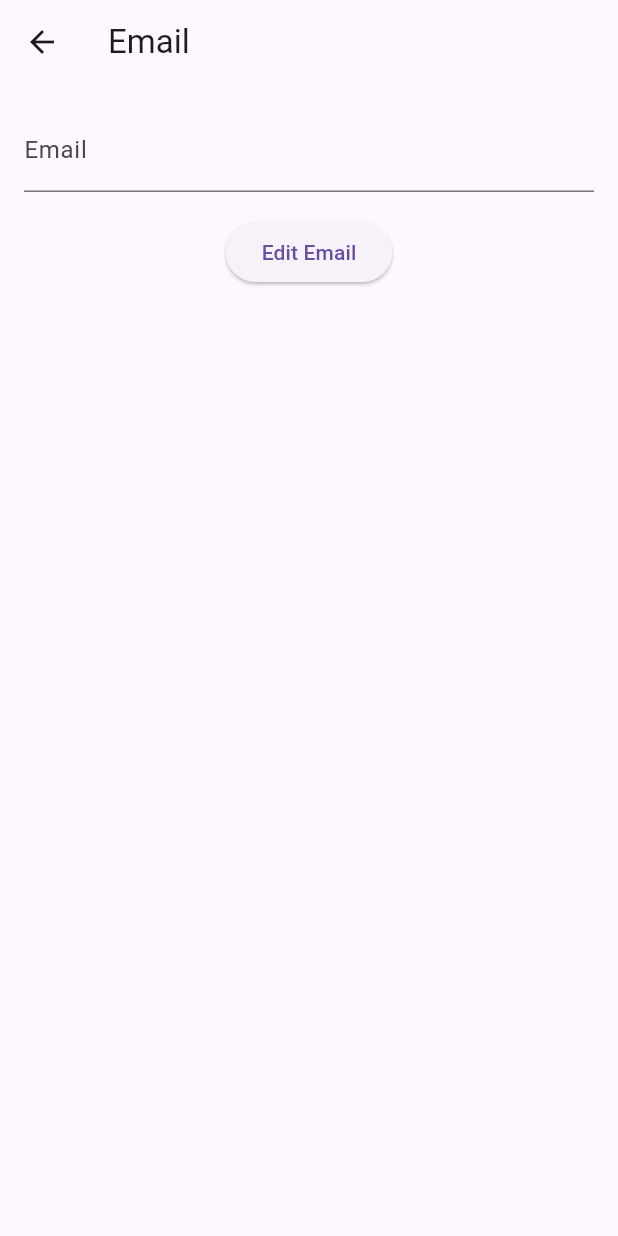
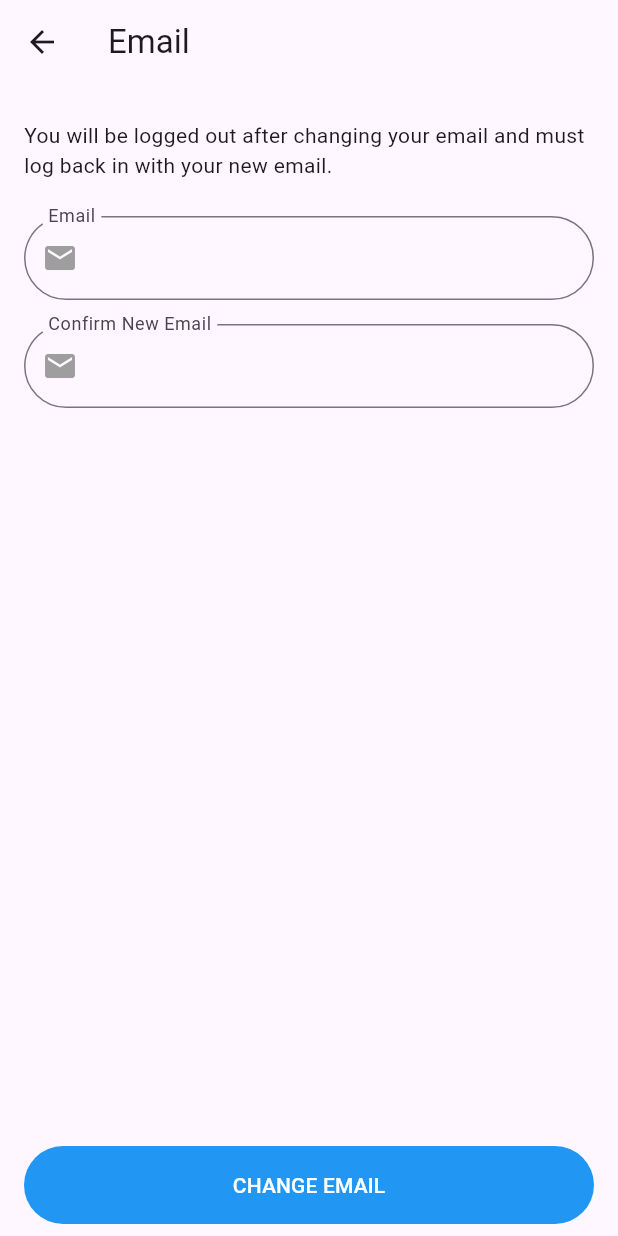
Before and after one commit to almanza1112/thesalesgong, a Flutter app: the EmailPage screen opened by its route, on a phone screen of 412 x 824 dp. Run offline on Flutter 3.47's test engine with Material 3 defaults, Android fonts, the phone set to English and light mode, and no system bars; our stand-ins replace cloud_firestore, firebase_auth, firebase_core, firebase_messaging, flutter_secure_storage; accounts and stored records are empty.

Commit message:
updating email applied

```diff
--- a/lib/menu/email_page.dart
+++ b/lib/menu/email_page.dart
@@ -1,5 +1,8 @@
+import 'package:firebase_auth/firebase_auth.dart';
 import 'package:flutter/material.dart';
+import 'package:flutter_secure_storage/flutter_secure_storage.dart';
 import 'package:http/http.dart' as http;
+import 'package:thesalesgong/globals.dart' as globals;
 
 class EmailPage extends StatefulWidget {
   const EmailPage({Key? key}) : super(key: key);
@@ -9,30 +12,65 @@ class EmailPage extends StatefulWidget {
 }
 
 class _EmailPageState extends State<EmailPage> {
-  TextEditingController _emailController = TextEditingController();
+  final _formKey = GlobalKey<FormState>();
+
+  final TextEditingController _emailController = TextEditingController();
+  final TextEditingController _confirmEmailController = TextEditingController();
+
+  final storage = FlutterSecureStorage();
+
   bool _isLoading = false;
+  String? emailErrorText;
 
-  Future<void> _editEmail() async {
+  Future<void> _changeEmail() async {
+    FocusManager.instance.primaryFocus?.unfocus();
+    if (_formKey.currentState!.validate()) {
       setState(() {
         _isLoading = true;
       });
 
+      var body = {
+        "uid": FirebaseAuth.instance.currentUser!.uid,
+        "old_email": FirebaseAuth.instance.currentUser!.email!,
+        "new_email": _emailController.text.trim(),
+        "team_ID": await storage.read(key: globals.FSS_TEAM_ID),
+      };
+
       try {
         // Make the HTTP POST request to edit the email content
-      final response = await http.post(
-        Uri.parse('https://example.com/edit-email'),
-        body: {
-          'email': _emailController.text,
-        },
-      );
+        http.Response response = await http.post(
+            Uri.parse("${globals.END_POINT}/account/change_email"),
+            body: body);
 
         // Check the response status
-      if (response.statusCode == 200) {
+        if (response.statusCode == 201) {
+          FirebaseAuth.instance.currentUser!.reload();
           // Email edited successfully
-        // TODO: Handle the response data
+          setState(() {
+            _confirmEmailController.clear();
+          });
+
+          print(FirebaseAuth.instance.currentUser!.email);
+
+          if (context.mounted) {
+            ScaffoldMessenger.of(context).showSnackBar(
+              const SnackBar(content: Text('Email edited successfully')),
+            );
+          }
+        } else if (response.statusCode == 409) {
+          // Email is already being used. Please try another email
+          setState(() {
+            emailErrorText =
+                "Email is already being used. Please try another email";
+          });
         } else {
-        // Error occurred while editing email
-        // TODO: Handle the error
+          if (context.mounted) {
+            ScaffoldMessenger.of(context).showSnackBar(
+              const SnackBar(
+                  content:
+                      Text('There is an unepected error. Please try again.')),
+            );
+          }
         }
       } catch (e) {
         // Error occurred while making the HTTP request
@@ -43,6 +81,13 @@ class _EmailPageState extends State<EmailPage> {
         _isLoading = false;
       });
     }
+  }
+
+  @override
+  void initState() {
+    _emailController.text = FirebaseAuth.instance.currentUser!.email!;
+    super.initState();
+  }
 
   @override
   Widget build(BuildContext context) {
@@ -50,24 +95,78 @@ class _EmailPageState extends State<EmailPage> {
       appBar: AppBar(
         title: const Text('Email'),
       ),
-      body: Container(
+      body: SafeArea(
+        child: Container(
+          padding: const EdgeInsets.symmetric(horizontal: 16),
+          child: Form(
+            key: _formKey,
+            child: Column(
+              crossAxisAlignment: CrossAxisAlignment.stretch,
+              children: [
+                const SizedBox(height: 24),
+                const Text(
+                  "You will be logged out after changing your email and must log back in with your new email.",
+                  style: TextStyle(fontSize: 14),
+                ),
+                const SizedBox(height: 24),
+                TextFormField(
+                    controller: _emailController,
+                    keyboardType: TextInputType.emailAddress,
+                    decoration: InputDecoration(
+                        labelText: 'Email',
+                        errorText: emailErrorText,
+                        floatingLabelBehavior: FloatingLabelBehavior.always,
+                        prefixIcon: const Icon(
+                          Icons.email,
+                          color: Colors.grey,
+                        ),
+                        border: OutlineInputBorder(
+                            borderRadius: BorderRadius.circular(40))),
+                    validator: (value) {
+                      if (value == null || value.isEmpty) {
+                        return 'Please enter valid email';
+                      }
+                      return null;
+                    }),
+                const SizedBox(height: 16),
+                TextFormField(
+                    controller: _confirmEmailController,
+                    keyboardType: TextInputType.emailAddress,
+                    decoration: InputDecoration(
+                        labelText: 'Confirm New Email',
+                        errorText: emailErrorText,
+                        floatingLabelBehavior: FloatingLabelBehavior.always,
+                        prefixIcon: const Icon(
+                          Icons.email,
+                          color: Colors.grey,
+                        ),
+                        border: OutlineInputBorder(
+                            borderRadius: BorderRadius.circular(40))),
+                    validator: (value) {
+                      if (value == null || value.isEmpty) {
+                        return 'Please confirm your new email';
+                      }
+                      if (value.trim() != _emailController.text.trim()) {
+                        return 'Emails do not match';
+                      }
+                      return null;
+                    }),
+                const Spacer(),
+                TextButton(
+                  style: TextButton.styleFrom(
                       padding: const EdgeInsets.all(16),
-        child: Column(
-          children: [
-            TextField(
-              controller: _emailController,
-              decoration: const InputDecoration(
-                labelText: 'Email',
+                      backgroundColor: Colors.blue,
+                      foregroundColor: Colors.white,
+                      shape: const StadiumBorder()),
+                  onPressed: _changeEmail,
+                  child: _isLoading
+                      ? const CircularProgressIndicator()
+                      : const Text("CHANGE EMAIL"),
+                ),
+                const SizedBox(height: 8),
+              ],
             ),
           ),
-            const SizedBox(height: 16),
-            ElevatedButton(
-              onPressed: _isLoading ? null : _editEmail,
-              child: _isLoading
-                  ? const CircularProgressIndicator()
-                  : const Text('Edit Email'),
-            ),
-          ],
         ),
       ),
     );
```
Lines whose indentation alone changed are shown as unchanged.
